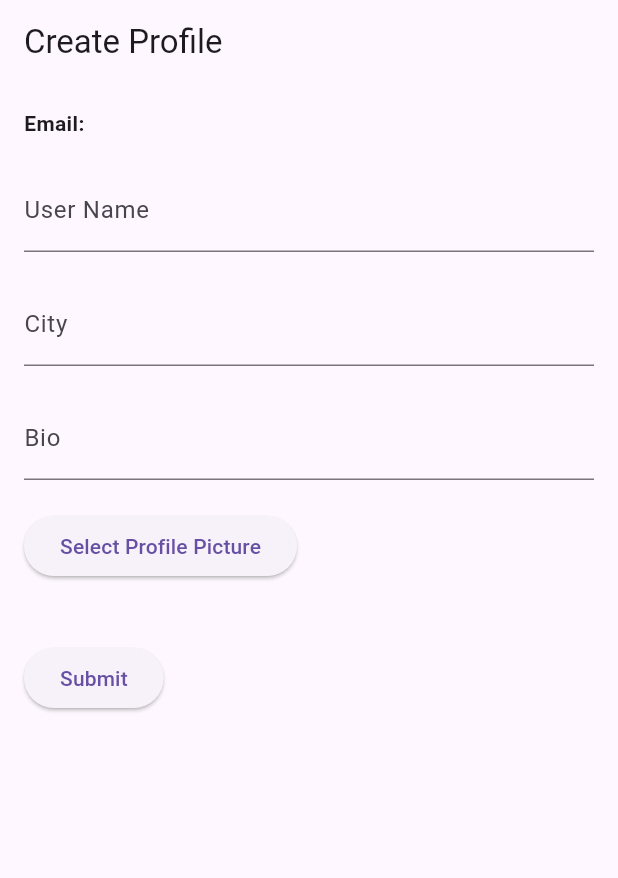
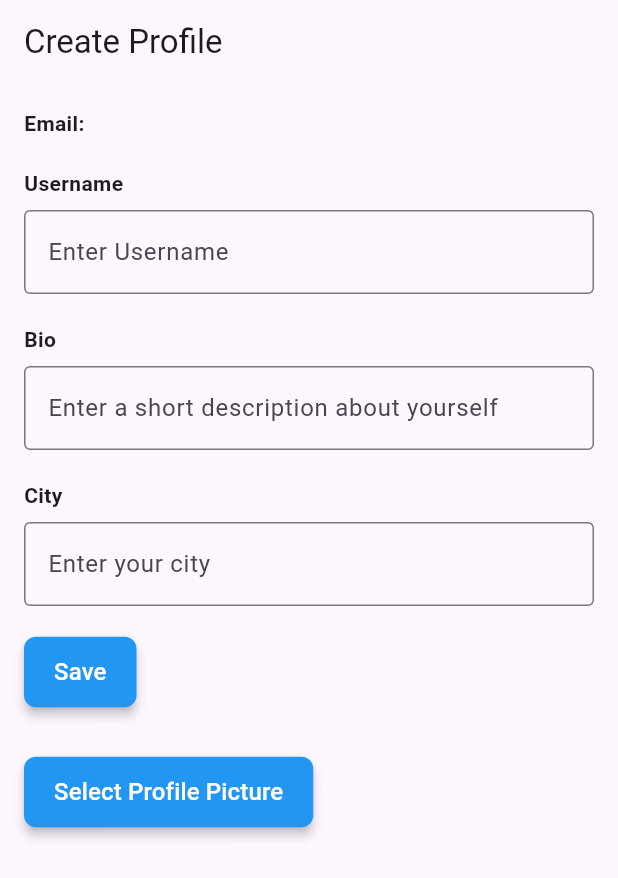
Before and after one commit to haisemishere/LitXChange, a Flutter app: the ProfileCreationPage screen opened directly, on a phone screen of 412 x 824 dp. Shown: the top 878 px of the screen. Run offline on Flutter 3.47's test engine with Material 3 defaults, Android fonts, the phone set to English and light mode, and no system bars; our stand-ins replace cloud_firestore, firebase_auth, firebase_core, firebase_storage, image_picker; accounts and stored records are empty.

Commit message:
create user profile made pretty

```diff
--- a/litxchange/lib/screens/createuserprofile.dart
+++ b/litxchange/lib/screens/createuserprofile.dart
@@ -113,6 +113,7 @@ class _ProfileCreationPageState extends State<ProfileCreationPage> {
   Widget build(BuildContext context) {
     return Scaffold(
       appBar: AppBar(
+        automaticallyImplyLeading: false,
         title: Text('Create Profile'),
       ),
       body: Padding(
@@ -125,32 +126,70 @@ class _ProfileCreationPageState extends State<ProfileCreationPage> {
               style: TextStyle(fontWeight: FontWeight.bold),
             ),
             SizedBox(height: 20),
+            Text('Username', style: TextStyle(fontWeight: FontWeight.bold)),
+            SizedBox(height: 8),
             TextFormField(
               controller: _userNameController,
-              decoration: InputDecoration(labelText: 'User Name'),
+              decoration: InputDecoration(
+                hintText: 'Enter Username',
+                border: OutlineInputBorder(),
+              ),
             ),
             SizedBox(height: 20),
+            Text('Bio', style: TextStyle(fontWeight: FontWeight.bold)),
+            SizedBox(height: 8),
+            TextFormField(
+              controller: _bioController,
+              decoration: InputDecoration(
+                hintText: 'Enter a short description about yourself',
+                border: OutlineInputBorder(),
+              ),
+            ),
+            SizedBox(height: 20),
+            Text('City', style: TextStyle(fontWeight: FontWeight.bold)),
+            SizedBox(height: 8),
             TextFormField(
               controller: _cityController,
-              decoration: InputDecoration(labelText: 'City'),
-            ),
-            SizedBox(height: 20),
-            TextFormField(
-              controller: _bioController,
-              decoration: InputDecoration(labelText: 'Bio'),
-              maxLines: null,
+              decoration: InputDecoration(
+                hintText: 'Enter your city',
+                border: OutlineInputBorder(),
+              ),
             ),
             SizedBox(height: 20),
             ElevatedButton(
               onPressed: _getImage,
-              child: Text('Select Profile Picture'),
+              style: ElevatedButton.styleFrom(
+                foregroundColor: Colors.white,
+                backgroundColor: Colors.blue, // Text color
+                padding: EdgeInsets.symmetric(horizontal: 20, vertical: 12), // Button padding
+                shape: RoundedRectangleBorder(
+                  borderRadius: BorderRadius.circular(8), // Button border radius
+                ),
+                elevation: 3, // Button shadow
+              ),
+              child: Text(
+                'Save',
+                style: TextStyle(fontSize: 16), // Button text style
+              ),
             ),
-            SizedBox(height: 20),
+            SizedBox(height: 16),
             _profilePicture != null ? Image.file(_profilePicture!) : SizedBox(),
-            SizedBox(height: 20),
+            SizedBox(height: 16),
             ElevatedButton(
               onPressed: _submitProfile,
-              child: Text('Submit'),
+              style: ElevatedButton.styleFrom(
+                foregroundColor: Colors.white,
+                backgroundColor: Colors.blue, // Text color
+                padding: EdgeInsets.symmetric(horizontal: 20, vertical: 12), // Button padding
+                shape: RoundedRectangleBorder(
+                  borderRadius: BorderRadius.circular(8), // Button border radius
+                ),
+                elevation: 3, // Button shadow
+              ),
+              child: Text(
+                'Select Profile Picture',
+                style: TextStyle(fontSize: 16), // Button text style
+              ),
             ),
           ],
         ),
--- a/litxchange/lib/screens/login.dart
+++ b/litxchange/lib/screens/login.dart
@@ -1,6 +1,7 @@
 import 'package:firebase_auth/firebase_auth.dart';
 import 'package:flutter/material.dart';
 import '/screens/login_signup_page.dart';
+import '/screens/createuserprofile.dart';
 import '/screens/master.dart';
 import 'package:cloud_firestore/cloud_firestore.dart';
 
```
